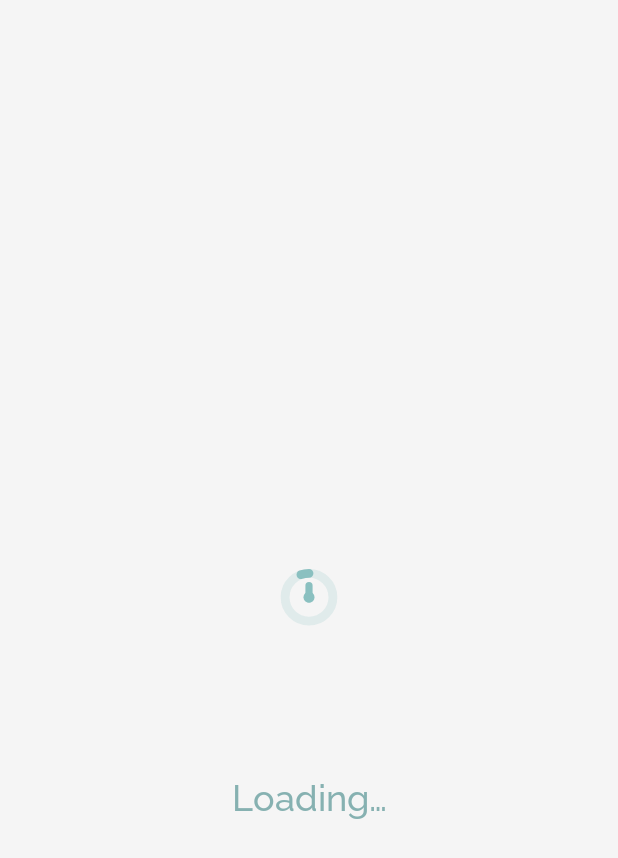
After one commit to hongwei-bai/covid-suburb-au-android, an Android app built with Jetpack Compose: the composable SplashScreen shown on its own in the app's theme, on a phone screen of 412 x 824 dp. The commit adds this screen. Shown: the top 858 px of the screen. Run offline under Robolectric (Android 15) with nearby library versions, the phone set to English and light mode, and no system bars; our stand-ins replace Dagger/Hilt's generated code, Room's generated code, Timber, paging; 1 statement that could not run was skipped.

```diff
--- a/app/src/main/java/com/bhw/covid_suburb_au/ui/dashboard/Dashboard.kt
+++ b/app/src/main/java/com/bhw/covid_suburb_au/ui/dashboard/Dashboard.kt
@@ -40,9 +40,7 @@ fun Dashboard() {
 
         Column(
             horizontalAlignment = Alignment.CenterHorizontally,
-            modifier = Modifier
-                .fillMaxSize()
-                .verticalScroll(rememberScrollState())
+            modifier = Modifier.fillMaxSize()
         ) {
             when (data) {
                 is DashboardLoadingState -> LoadingContent(modifier = Modifier.size(240.dp))
--- /dev/null
+++ b/app/src/main/java/com/bhw/covid_suburb_au/ui/main/SplashScreen.kt
@@ -0,0 +1,61 @@
+package com.bhw.covid_suburb_au.ui.main
+
+import androidx.compose.foundation.layout.Box
+import androidx.compose.foundation.layout.Column
+import androidx.compose.foundation.layout.fillMaxSize
+import androidx.compose.foundation.layout.requiredSizeIn
+import androidx.compose.material.MaterialTheme
+import androidx.compose.material.Text
+import androidx.compose.runtime.Composable
+import androidx.compose.runtime.getValue
+import androidx.compose.ui.Alignment
+import androidx.compose.ui.Modifier
+import androidx.compose.ui.draw.alpha
+import androidx.compose.ui.draw.scale
+import androidx.compose.ui.res.stringResource
+import androidx.compose.ui.unit.dp
+import androidx.hilt.navigation.compose.hiltViewModel
+import androidx.navigation.NavController
+import com.airbnb.lottie.compose.LottieAnimation
+import com.airbnb.lottie.compose.LottieCompositionSpec
+import com.airbnb.lottie.compose.LottieConstants
+import com.airbnb.lottie.compose.rememberLottieComposition
+import com.bhw.covid_suburb_au.R
+import com.bhw.covid_suburb_au.ui.viewmodel.SplashViewModel
+
+@Composable
+fun SplashScreen(navController: NavController) {
+    val splashViewModel = hiltViewModel<SplashViewModel>()
+    splashViewModel.preload {
+        navController.navigate("main") {
+            popUpTo("splash") { inclusive = true }
+            launchSingleTop = true
+        }
+    }
+
+    val composition by rememberLottieComposition(spec = LottieCompositionSpec.RawRes(R.raw.loading_clock))
+    Box(
+        modifier = Modifier
+            .fillMaxSize(),
+        contentAlignment = Alignment.Center
+    ) {
+        Column(
+            horizontalAlignment = Alignment.CenterHorizontally
+        ) {
+            LottieAnimation(
+                composition,
+                speed = 1.0f,
+                iterations = LottieConstants.IterateForever,
+                modifier = Modifier
+                    .requiredSizeIn(maxWidth = 240.dp, maxHeight = 240.dp)
+                    .scale(0.85f)
+            )
+            Text(
+                text = stringResource(id = R.string.splash_loading_text),
+                color = MaterialTheme.colors.primary,
+                style = MaterialTheme.typography.h5,
+                modifier = Modifier.alpha(0.65f)
+            )
+        }
+    }
+}
--- /dev/null
+++ b/app/src/main/java/com/bhw/covid_suburb_au/ui/viewmodel/SplashViewModel.kt
@@ -0,0 +1,33 @@
+package com.bhw.covid_suburb_au.ui.viewmodel
+
+import androidx.lifecycle.ViewModel
+import androidx.lifecycle.viewModelScope
+import com.bhw.covid_suburb_au.data.AuPostcodeRepository
+import com.bhw.covid_suburb_au.data.MobileCovidRepository
+import com.bhw.covid_suburb_au.ui.exception.ExceptionHelper.covidExceptionHandler
+import dagger.hilt.android.lifecycle.HiltViewModel
+import kotlinx.coroutines.Dispatchers
+import kotlinx.coroutines.launch
+import javax.inject.Inject
+
+@HiltViewModel
+class SplashViewModel @Inject constructor(
+    private val auPostcodeRepository: AuPostcodeRepository,
+    private val mobileCovidRepository: MobileCovidRepository
+) : ViewModel() {
+    private var onStart = true
+
+    fun preload(onPreloadComplete: () -> Unit) {
+        if (!onStart) return
+        onStart = false
+        viewModelScope.launch(Dispatchers.IO + covidExceptionHandler) {
+            if (!auPostcodeRepository.checkNeedInitialization()) {
+                auPostcodeRepository.initialize()
+            }
+            mobileCovidRepository.getMobileCovidRawData()
+            viewModelScope.launch(Dispatchers.Main + covidExceptionHandler) {
+                onPreloadComplete.invoke()
+            }
+        }
+    }
+}
```
Also changed, not shown: app/src/main/java/com/bhw/covid_suburb_au/ui/main/MainActivity.kt (+24 -1 lines).
